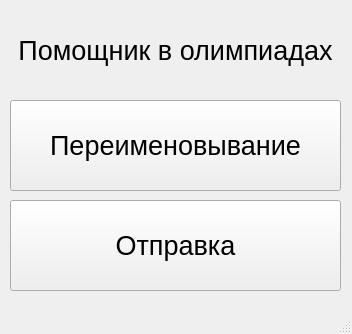
Qt form mainwindow.ui (robozmey/OrgComHelper) before a commit.
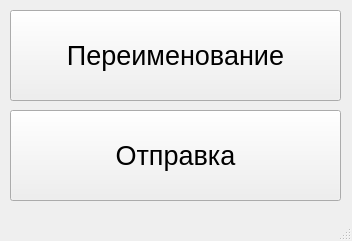
The same form after that commit.

What changed in the file:
```diff
--- a/mainwindow.ui
+++ b/mainwindow.ui
@@ -7,7 +7,7 @@
     <x>0</x>
     <y>0</y>
     <width>352</width>
-    <height>334</height>
+    <height>241</height>
    </rect>
   </property>
   <property name="windowTitle">
@@ -18,7 +18,7 @@
     <property name="geometry">
      <rect>
       <x>10</x>
-      <y>100</y>
+      <y>10</y>
       <width>331</width>
       <height>91</height>
      </rect>
@@ -29,7 +29,7 @@
      </font>
     </property>
     <property name="text">
-     <string>Переименовывание</string>
+     <string>Переименование</string>
     </property>
    </widget>
    <widget class="QPushButton" name="pushButton_sender">
@@ -39,7 +39,7 @@
     <property name="geometry">
      <rect>
       <x>10</x>
-      <y>200</y>
+      <y>110</y>
       <width>331</width>
       <height>91</height>
      </rect>
@@ -53,27 +53,6 @@
      <string>Отправка</string>
     </property>
    </widget>
-   <widget class="QLabel" name="label">
-    <property name="geometry">
-     <rect>
-      <x>10</x>
-      <y>10</y>
-      <width>331</width>
-      <height>81</height>
-     </rect>
-    </property>
-    <property name="font">
-     <font>
-      <pointsize>20</pointsize>
-     </font>
-    </property>
-    <property name="text">
-     <string>Помощник в олимпиадах</string>
-    </property>
-    <property name="alignment">
-     <set>Qt::AlignCenter</set>
-    </property>
-   </widget>
   </widget>
   <widget class="QMenuBar" name="menubar">
    <property name="geometry">
```
Left out of the diff: 2 changed lines with no effect on the pictures.
